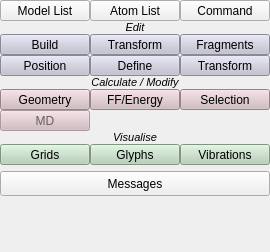
This is branches/nugui/src/gui/toolbox.ui in trisyoungs/aten as Qt 5 draws it before an edit. The edited form follows.
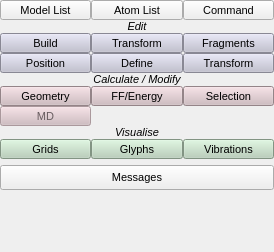
This is the edited form. Icons and pictures are not drawn.

Commit message: Converted all icons to plain svg (again) using older version of Inkscape. Removed unnecessary call to setCentralWidget in GuiQt::run(). Tweaked some dock widget issues. Changed font size of all dock widgets to 8 pt. Added Messenger::richPrint() function to pass HTML-formatted message to GUI and stripped plaintext message to stdout if required.

Diff of the .ui file:
```diff
--- a/branches/nugui/src/gui/toolbox.ui
+++ b/branches/nugui/src/gui/toolbox.ui
@@ -6,7 +6,7 @@
    <rect>
     <x>0</x>
     <y>0</y>
-    <width>270</width>
+    <width>274</width>
     <height>252</height>
    </rect>
   </property>
@@ -18,10 +18,15 @@
   </property>
   <property name="minimumSize">
    <size>
-    <width>270</width>
+    <width>274</width>
     <height>252</height>
    </size>
   </property>
+  <property name="font">
+   <font>
+    <pointsize>8</pointsize>
+   </font>
+  </property>
   <property name="floating">
    <bool>true</bool>
   </property>
```
The commit also changes 156 other files.
